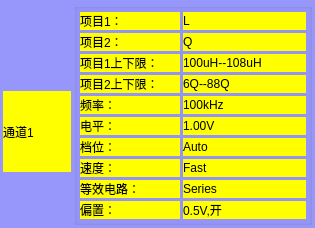
The window that UiFiles/clsChannelSettings.ui (caicaiking/WKELightWave) describes before a commit, drawn with Qt 5.
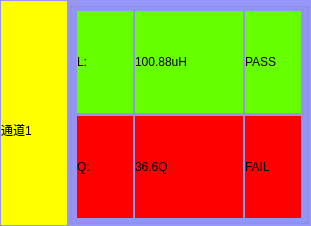
The same window after the commit. The open tabs and pages were chosen to show the change. Icons and pictures are not drawn. Custom widgets are drawn as their Qt base class.

Commit message: 修改了clsChannelSettings的Settings模式和Running模式的切换问题

```diff
--- a/UiFiles/clsChannelSettings.ui
+++ b/UiFiles/clsChannelSettings.ui
@@ -6,14 +6,14 @@
    <rect>
     <x>0</x>
     <y>0</y>
-    <width>315</width>
-    <height>203</height>
+    <width>311</width>
+    <height>201</height>
    </rect>
   </property>
   <property name="maximumSize">
    <size>
     <width>66666</width>
-    <height>207</height>
+    <height>288</height>
    </size>
   </property>
   <property name="windowTitle">
@@ -25,40 +25,49 @@
 	background-color:rgb(150,150,251);
 }</string>
   </property>
-  <layout class="QGridLayout" name="gridLayout_2">
+  <layout class="QGridLayout" name="gridLayout_5">
    <property name="leftMargin">
-    <number>3</number>
+    <number>1</number>
    </property>
    <property name="topMargin">
-    <number>3</number>
+    <number>1</number>
    </property>
    <property name="rightMargin">
-    <number>3</number>
+    <number>1</number>
    </property>
    <property name="bottomMargin">
-    <number>3</number>
+    <number>1</number>
    </property>
    <property name="spacing">
-    <number>3</number>
+    <number>1</number>
    </property>
    <item row="0" column="0">
-    <layout class="QVBoxLayout" name="verticalLayout">
+    <layout class="QVBoxLayout" name="verticalLayout" stretch="0,1">
+     <property name="spacing">
+      <number>0</number>
+     </property>
      <item>
       <layout class="QHBoxLayout" name="horizontalLayout">
+       <property name="spacing">
+        <number>0</number>
+       </property>
        <item>
         <widget class="clsLabel" name="labelClose">
          <property name="minimumSize">
           <size>
-           <width>31</width>
-           <height>31</height>
+           <width>33</width>
+           <height>33</height>
           </size>
          </property>
          <property name="maximumSize">
           <size>
-           <width>31</width>
-           <height>31</height>
+           <width>33</width>
+           <height>33</height>
           </size>
          </property>
+         <property name="styleSheet">
+          <string notr="true">background-color: rgb(255, 255, 0);</string>
+         </property>
          <property name="text">
           <string/>
          </property>
@@ -68,33 +77,17 @@
         </widget>
        </item>
        <item>
-        <spacer name="horizontalSpacer">
-         <property name="orientation">
-          <enum>Qt::Horizontal</enum>
+        <widget class="QLabel" name="labelChannel1">
+         <property name="styleSheet">
+          <string notr="true">background-color: rgb(255, 255, 0);</string>
          </property>
-         <property name="sizeHint" stdset="0">
-          <size>
-           <width>13</width>
-           <height>20</height>
-          </size>
+         <property name="text">
+          <string/>
          </property>
-        </spacer>
+        </widget>
        </item>
       </layout>
      </item>
-     <item>
-      <spacer name="verticalSpacer">
-       <property name="orientation">
-        <enum>Qt::Vertical</enum>
-       </property>
-       <property name="sizeHint" stdset="0">
-        <size>
-         <width>20</width>
-         <height>17</height>
-        </size>
-       </property>
-      </spacer>
-     </item>
      <item>
       <widget class="QLabel" name="labelChannel">
        <property name="minimumSize">
@@ -105,7 +98,7 @@
        </property>
        <property name="maximumSize">
         <size>
-         <width>81</width>
+         <width>88888</width>
          <height>16777215</height>
         </size>
        </property>
@@ -118,22 +111,34 @@
        </property>
       </widget>
      </item>
-     <item>
-      <spacer name="verticalSpacer_2">
-       <property name="orientation">
-        <enum>Qt::Vertical</enum>
-       </property>
-       <property name="sizeHint" stdset="0">
-        <size>
-         <width>20</width>
-         <height>40</height>
-        </size>
-       </property>
-      </spacer>
-     </item>
     </layout>
    </item>
    <item row="0" column="1">
+    <widget class="QStackedWidget" name="stackedWidget">
+     <property name="styleSheet">
+      <string notr="true">background-color: rgb(150, 150, 251);</string>
+     </property>
+     <property name="currentIndex">
+      <number>0</number>
+     </property>
+     <widget class="QWidget" name="page">
+      <layout class="QGridLayout" name="gridLayout_3" rowstretch="0">
+       <property name="leftMargin">
+        <number>1</number>
+       </property>
+       <property name="topMargin">
+        <number>1</number>
+       </property>
+       <property name="rightMargin">
+        <number>1</number>
+       </property>
+       <property name="bottomMargin">
+        <number>1</number>
+       </property>
+       <property name="spacing">
+        <number>1</number>
+       </property>
+       <item row="0" column="0">
     <widget class="QGroupBox" name="groupBox">
      <property name="minimumSize">
       <size>
@@ -147,7 +152,7 @@
      <property name="title">
       <string/>
      </property>
-     <layout class="QGridLayout" name="gridLayout">
+         <layout class="QGridLayout" name="gridLayout" columnstretch="0,1">
       <property name="leftMargin">
        <number>3</number>
       </property>
@@ -168,6 +173,9 @@
         <property name="spacing">
          <number>3</number>
         </property>
+            <property name="rightMargin">
+             <number>0</number>
+            </property>
         <item>
          <widget class="QLabel" name="labelItem1">
           <property name="minimumSize">
@@ -582,6 +590,190 @@
    </item>
   </layout>
  </widget>
+     <widget class="QWidget" name="page_2">
+      <layout class="QGridLayout" name="gridLayout_4">
+       <property name="leftMargin">
+        <number>1</number>
+       </property>
+       <property name="topMargin">
+        <number>1</number>
+       </property>
+       <property name="rightMargin">
+        <number>1</number>
+       </property>
+       <property name="bottomMargin">
+        <number>1</number>
+       </property>
+       <property name="spacing">
+        <number>1</number>
+       </property>
+       <item row="0" column="0">
+        <widget class="QGroupBox" name="groupBox_2">
+         <property name="styleSheet">
+          <string notr="true">font: 18pt &quot;楷体&quot;;</string>
+         </property>
+         <property name="title">
+          <string/>
+         </property>
+         <layout class="QGridLayout" name="gridLayout_2">
+          <property name="leftMargin">
+           <number>3</number>
+          </property>
+          <property name="topMargin">
+           <number>3</number>
+          </property>
+          <property name="rightMargin">
+           <number>3</number>
+          </property>
+          <property name="bottomMargin">
+           <number>3</number>
+          </property>
+          <property name="spacing">
+           <number>3</number>
+          </property>
+          <item row="0" column="0">
+           <layout class="QHBoxLayout" name="horizontalLayout_2">
+            <property name="spacing">
+             <number>2</number>
+            </property>
+            <item>
+             <widget class="QLabel" name="labelItem1_2">
+              <property name="minimumSize">
+               <size>
+                <width>36</width>
+                <height>0</height>
+               </size>
+              </property>
+              <property name="maximumSize">
+               <size>
+                <width>56</width>
+                <height>16777215</height>
+               </size>
+              </property>
+              <property name="styleSheet">
+               <string notr="true">background-color:#66FF00;</string>
+              </property>
+              <property name="text">
+               <string>L:</string>
+              </property>
+             </widget>
+            </item>
+            <item>
+             <widget class="QLabel" name="labelRes1">
+              <property name="minimumSize">
+               <size>
+                <width>108</width>
+                <height>26</height>
+               </size>
+              </property>
+              <property name="maximumSize">
+               <size>
+                <width>108</width>
+                <height>16777215</height>
+               </size>
+              </property>
+              <property name="styleSheet">
+               <string notr="true">background-color: #66FF00;</string>
+              </property>
+              <property name="text">
+               <string>100.88uH</string>
+              </property>
+             </widget>
+            </item>
+            <item>
+             <widget class="QLabel" name="labelStatus1">
+              <property name="maximumSize">
+               <size>
+                <width>56</width>
+                <height>16777215</height>
+               </size>
+              </property>
+              <property name="styleSheet">
+               <string notr="true">background-color: #66FF00;</string>
+              </property>
+              <property name="text">
+               <string>PASS</string>
+              </property>
+             </widget>
+            </item>
+           </layout>
+          </item>
+          <item row="1" column="0">
+           <layout class="QHBoxLayout" name="horizontalLayout_3">
+            <property name="spacing">
+             <number>2</number>
+            </property>
+            <item>
+             <widget class="QLabel" name="labelItem2_2">
+              <property name="minimumSize">
+               <size>
+                <width>36</width>
+                <height>0</height>
+               </size>
+              </property>
+              <property name="maximumSize">
+               <size>
+                <width>56</width>
+                <height>16777215</height>
+               </size>
+              </property>
+              <property name="styleSheet">
+               <string notr="true">background-color: red;</string>
+              </property>
+              <property name="text">
+               <string>Q:</string>
+              </property>
+             </widget>
+            </item>
+            <item>
+             <widget class="QLabel" name="labelRes2">
+              <property name="minimumSize">
+               <size>
+                <width>108</width>
+                <height>26</height>
+               </size>
+              </property>
+              <property name="maximumSize">
+               <size>
+                <width>108</width>
+                <height>16777215</height>
+               </size>
+              </property>
+              <property name="styleSheet">
+               <string notr="true">background-color:red;</string>
+              </property>
+              <property name="text">
+               <string>36.6Q</string>
+              </property>
+             </widget>
+            </item>
+            <item>
+             <widget class="QLabel" name="labelStatus2">
+              <property name="maximumSize">
+               <size>
+                <width>56</width>
+                <height>16777215</height>
+               </size>
+              </property>
+              <property name="styleSheet">
+               <string notr="true">background-color: red;</string>
+              </property>
+              <property name="text">
+               <string>FAIL</string>
+              </property>
+             </widget>
+            </item>
+           </layout>
+          </item>
+         </layout>
+        </widget>
+       </item>
+      </layout>
+     </widget>
+    </widget>
+   </item>
+  </layout>
+ </widget>
  <customwidgets>
   <customwidget>
    <class>clsLabel</class>
```
Left out of the diff: 7 changed lines with no effect on the pictures. Lines whose indentation alone changed are shown as unchanged. The commit also changes 3 other files.
